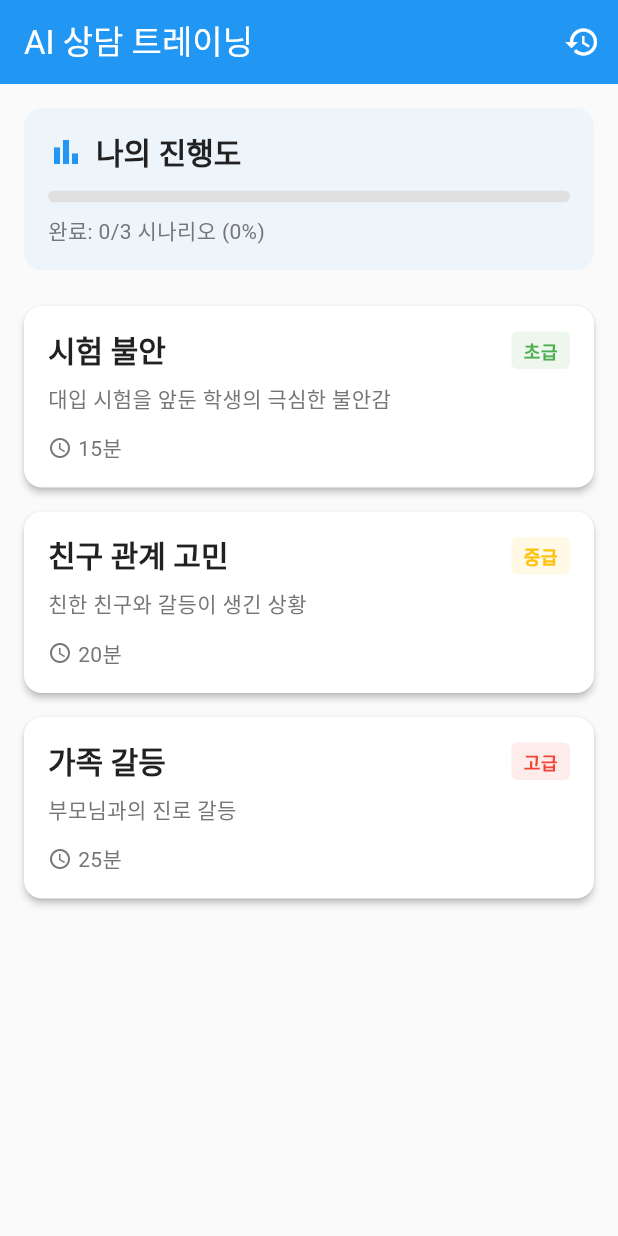
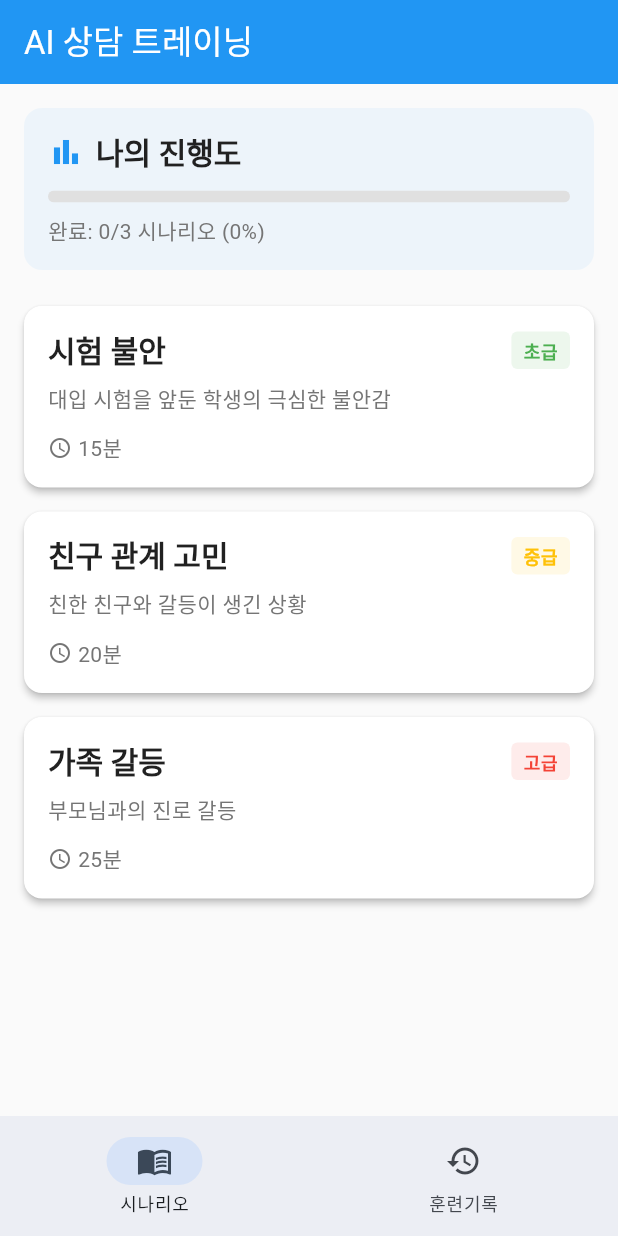
Before and after one commit to jongmin-oh/AI-psychiatry-training-app, a Flutter app: the screen it shows after launch, on a phone screen of 412 x 824 dp. Run offline on Flutter 3.47's test engine with Material 3 defaults, Android fonts, the phone set to English and light mode, and no system bars; our stand-ins replace dio, flutter_dotenv, flutter_riverpod, go_router, hive_flutter, shared_preferences; accounts and stored records are empty.

Commit message:
Refactor app router to use StatefulShellRoute for better navigation structure; update feedback screen to include back navigation and remove redundant action buttons; clean up home screen by removing history button.

```diff
--- a/lib/core/router/app_router.dart
+++ b/lib/core/router/app_router.dart
@@ -1,4 +1,6 @@
+import 'package:flutter/material.dart';
 import 'package:go_router/go_router.dart';
+import '../../screens/main/main_shell.dart';
 import '../../screens/home/home_screen.dart';
 import '../../screens/scenario_detail/scenario_detail_screen.dart';
 import '../../screens/chat/chat_screen.dart';
@@ -6,14 +8,37 @@ import '../../screens/feedback/feedback_screen.dart';
 import '../../screens/history/history_screen.dart';
 import '../../models/training_session.dart';
 
+final _rootNavigatorKey = GlobalKey<NavigatorState>();
+
 final appRouter = GoRouter(
-  initialLocation: '/',
+  navigatorKey: _rootNavigatorKey,
+  initialLocation: '/scenarios',
   routes: [
-    GoRoute(
-      path: '/',
-      builder: (context, state) => const HomeScreen(),
+    StatefulShellRoute.indexedStack(
+      builder: (context, state, navigationShell) {
+        return MainShell(navigationShell: navigationShell);
+      },
+      branches: [
+        StatefulShellBranch(
+          routes: [
+            GoRoute(
+              path: '/scenarios',
+              builder: (context, state) => const HomeScreen(),
+            ),
+          ],
+        ),
+        StatefulShellBranch(
+          routes: [
+            GoRoute(
+              path: '/history',
+              builder: (context, state) => const HistoryScreen(),
+            ),
+          ],
+        ),
+      ],
     ),
     GoRoute(
+      parentNavigatorKey: _rootNavigatorKey,
       path: '/scenario/:id',
       builder: (context, state) {
         final scenarioId = state.pathParameters['id']!;
@@ -21,19 +46,17 @@ final appRouter = GoRouter(
       },
     ),
     GoRoute(
+      parentNavigatorKey: _rootNavigatorKey,
       path: '/chat',
       builder: (context, state) => const ChatScreen(),
     ),
     GoRoute(
+      parentNavigatorKey: _rootNavigatorKey,
       path: '/feedback',
       builder: (context, state) {
         final session = state.extra as TrainingSession;
         return FeedbackScreen(session: session);
       },
     ),
-    GoRoute(
-      path: '/history',
-      builder: (context, state) => const HistoryScreen(),
-    ),
   ],
 );
--- a/lib/screens/home/home_screen.dart
+++ b/lib/screens/home/home_screen.dart
@@ -16,14 +16,6 @@ class HomeScreen extends ConsumerWidget {
     return Scaffold(
       appBar: AppBar(
         title: const Text('AI 상담 트레이닝'),
-        actions: [
-          IconButton(
-            icon: const Icon(Icons.history),
-            onPressed: () {
-              context.push('/history');
-            },
-          ),
-        ],
       ),
       body: scenariosAsync.when(
         data: (scenarios) {
--- /dev/null
+++ b/lib/screens/main/main_shell.dart
@@ -0,0 +1,36 @@
+import 'package:flutter/material.dart';
+import 'package:go_router/go_router.dart';
+
+class MainShell extends StatelessWidget {
+  final StatefulNavigationShell navigationShell;
+
+  const MainShell({super.key, required this.navigationShell});
+
+  @override
+  Widget build(BuildContext context) {
+    return Scaffold(
+      body: navigationShell,
+      bottomNavigationBar: NavigationBar(
+        selectedIndex: navigationShell.currentIndex,
+        onDestinationSelected: (index) {
+          navigationShell.goBranch(
+            index,
+            initialLocation: index == navigationShell.currentIndex,
+          );
+        },
+        destinations: const [
+          NavigationDestination(
+            icon: Icon(Icons.menu_book_outlined),
+            selectedIcon: Icon(Icons.menu_book),
+            label: '시나리오',
+          ),
+          NavigationDestination(
+            icon: Icon(Icons.history_outlined),
+            selectedIcon: Icon(Icons.history),
+            label: '훈련기록',
+          ),
+        ],
+      ),
+    );
+  }
+}
```
Also changed, not shown: lib/screens/feedback/feedback_screen.dart (+8 -27 lines).
